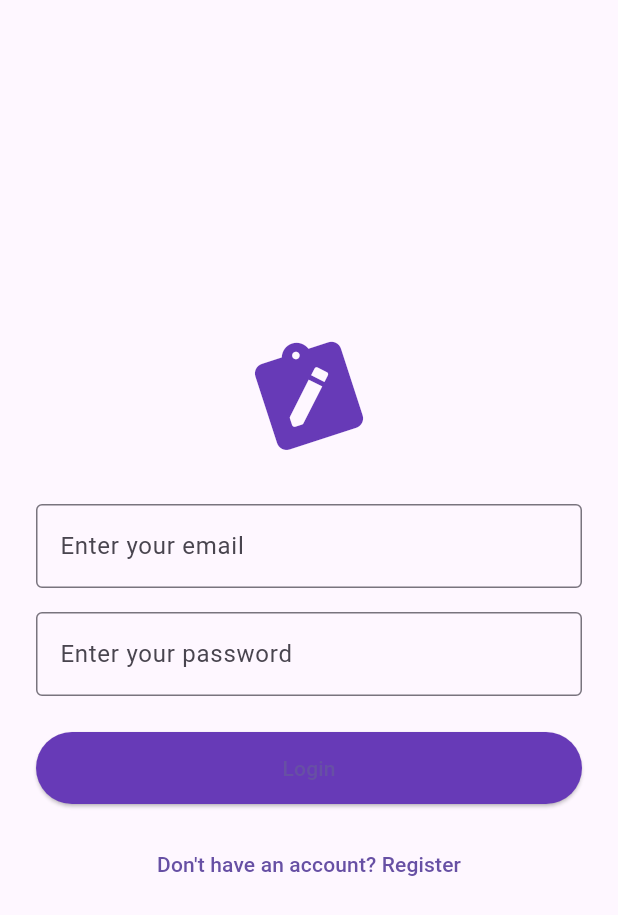
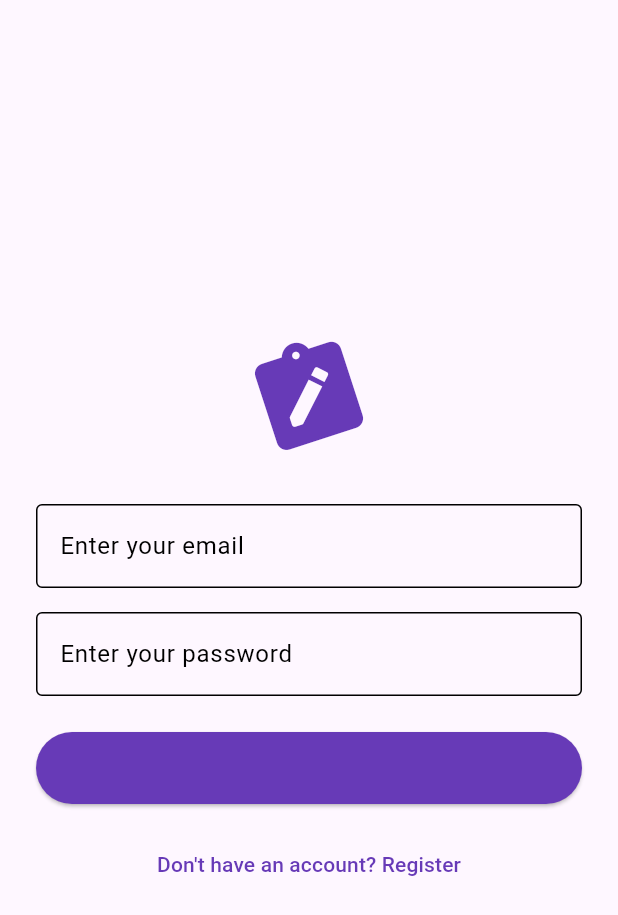
Before and after one commit to MuriukimichaelKirungu/mynotes, a Flutter app: the screen it shows after launch, on a phone screen of 412 x 824 dp. Shown: the top 915 px of the screen. Run offline on Flutter 3.47's test engine with Material 3 defaults, Android fonts, the phone set to English and light mode, and no system bars; our stand-ins replace cloud_firestore, file_picker, firebase_auth, firebase_core, firebase_storage, image_picker; accounts and stored records are empty.

```diff
--- a/lib/main.dart
+++ b/lib/main.dart
@@ -1,5 +1,6 @@
 import 'package:flutter/material.dart';
 import 'package:firebase_core/firebase_core.dart';
+
 import 'screens/login_screen.dart';
 import 'screens/register_screen.dart';
 import 'screens/home_screen.dart';
@@ -14,30 +15,45 @@ void main() async {
   runApp(const MyNotesApp());
 }
 
-class MyNotesApp extends StatelessWidget {
+class MyNotesApp extends StatefulWidget {
   const MyNotesApp({super.key});
+
+  @override
+  State<MyNotesApp> createState() => _MyNotesAppState();
+}
+
+class _MyNotesAppState extends State<MyNotesApp> {
+  ThemeMode _themeMode = ThemeMode.light;
+
+  void _toggleTheme() {
+    setState(() {
+      _themeMode =
+      _themeMode == ThemeMode.light ? ThemeMode.dark : ThemeMode.light;
+    });
+  }
 
   @override
   Widget build(BuildContext context) {
     return MaterialApp(
       title: 'My Notes',
       debugShowCheckedModeBanner: false,
-      theme: ThemeData(
-        primarySwatch: Colors.deepPurple,
+      theme: ThemeData.light().copyWith(
+        primaryColor: Colors.deepPurple,
+        colorScheme: ColorScheme.light(primary: Colors.deepPurple),
       ),
+      darkTheme: ThemeData.dark().copyWith(
+        colorScheme: ColorScheme.dark(primary: Colors.deepPurple),
+      ),
+      themeMode: _themeMode,
       initialRoute: '/login',
       routes: {
-        '/add_note':(context) => const AddNoteScreen(),
-        '/login': (context) => const LoginScreen(),
-        '/register': (context) => const RegisterScreen(),
-         '/home': (context) => const HomeScreen(),
-        '/add_text_note': (context) => const AddTextNoteScreen(),
-        '/add_photo_note': (context) => const AddPhotoNoteScreen(),
-        '/add_audio_note': (context) => const AddAudioNoteScreen(),
-
-
-
-
+        '/login': (context) => LoginScreen(),
+        '/register': (context) => RegisterScreen(),
+        '/home': (context) => HomeScreen(toggleTheme: _toggleTheme),
+        '/add_note': (context) => AddNoteScreen(),
+        '/add_text_note': (context) => AddTextNoteScreen(),
+        '/add_photo_note': (context) => AddPhotoNoteScreen(),
+        '/add_audio_note': (context) => AddAudioNoteScreen(),
       },
     );
   }
--- a/lib/services/auth_service.dart
+++ b/lib/services/auth_service.dart
@@ -0,0 +1,19 @@
+import 'package:firebase_auth/firebase_auth.dart';
+
+class AuthService {
+  final FirebaseAuth _auth = FirebaseAuth.instance;
+
+  Future<UserCredential> register(String email, String password) async {
+    return await _auth.createUserWithEmailAndPassword(email: email, password: password);
+  }
+
+  Future<UserCredential> login(String email, String password) async {
+    return await _auth.signInWithEmailAndPassword(email: email, password: password);
+  }
+
+  Future<void> logout() async {
+    await _auth.signOut();
+  }
+
+  User? get currentUser => _auth.currentUser;
+}
--- a/pubspec.yaml
+++ b/pubspec.yaml
@@ -25,6 +25,7 @@ dependencies:
   record: ^6.0.0
   firebase_storage: 12.4.10
   file_picker: ^6.1.1
+  uuid: ^4.5.1
 
 dev_dependencies:
   flutter_test:
```
Also changed, not shown: lib/screens/add_audio_note_screen.dart (+30 -57 lines), lib/screens/add_photo_note_screen.dart (+32 -57 lines), lib/screens/home_screen.dart (+12 -4 lines), lib/screens/login_screen.dart (+4 -4 lines), lib/screens/register_screen.dart (+4 -4 lines), lib/services/firestore_service.dart (+24 -0 lines), lib/services/storage_service.dart (+16 -0 lines), pubspec.lock.
